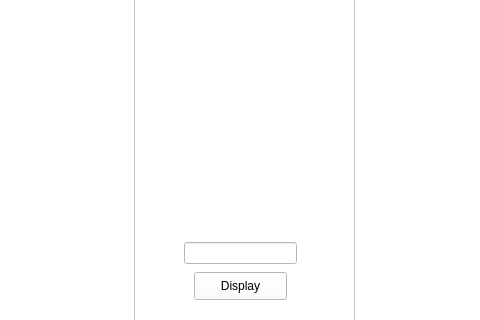
Above: mainwindow.ui from sirineghribi/SMART_RECRUITING_2A17 before the change; both pictures show x 188 to 668 and y 94 to 414 of the 934 by 713 pixel window. Below: the same form after it.
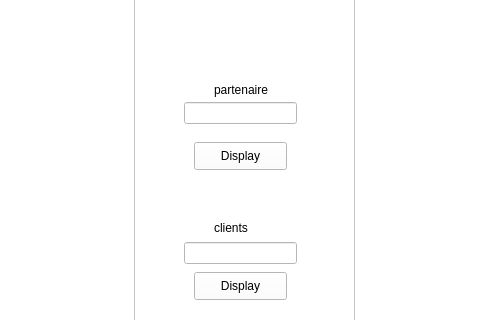
That is the form after the change. The open tabs and pages were chosen to show the change. Icons and pictures are not drawn. Custom widgets are drawn as their Qt base class.

```diff
--- a/mainwindow.ui
+++ b/mainwindow.ui
@@ -821,6 +821,55 @@
        <string>Display</string>
       </property>
      </widget>
+     <widget class="QLineEdit" name="lineEdit_2">
+      <property name="geometry">
+       <rect>
+        <x>370</x>
+        <y>170</y>
+        <width>113</width>
+        <height>22</height>
+       </rect>
+      </property>
+     </widget>
+     <widget class="QPushButton" name="partner_button">
+      <property name="geometry">
+       <rect>
+        <x>380</x>
+        <y>210</y>
+        <width>93</width>
+        <height>28</height>
+       </rect>
+      </property>
+      <property name="text">
+       <string>Display</string>
+      </property>
+     </widget>
+     <widget class="QLabel" name="label_4">
+      <property name="geometry">
+       <rect>
+        <x>400</x>
+        <y>286</y>
+        <width>56</width>
+        <height>20</height>
+       </rect>
+      </property>
+      <property name="text">
+       <string>clients</string>
+      </property>
+     </widget>
+     <widget class="QLabel" name="label_5">
+      <property name="geometry">
+       <rect>
+        <x>400</x>
+        <y>150</y>
+        <width>71</width>
+        <height>16</height>
+       </rect>
+      </property>
+      <property name="text">
+       <string>partenaire</string>
+      </property>
+     </widget>
     </widget>
     <widget class="QWidget" name="tab_7">
      <attribute name="title">
```
Left out of the diff: 2 changed lines with no effect on the pictures.
